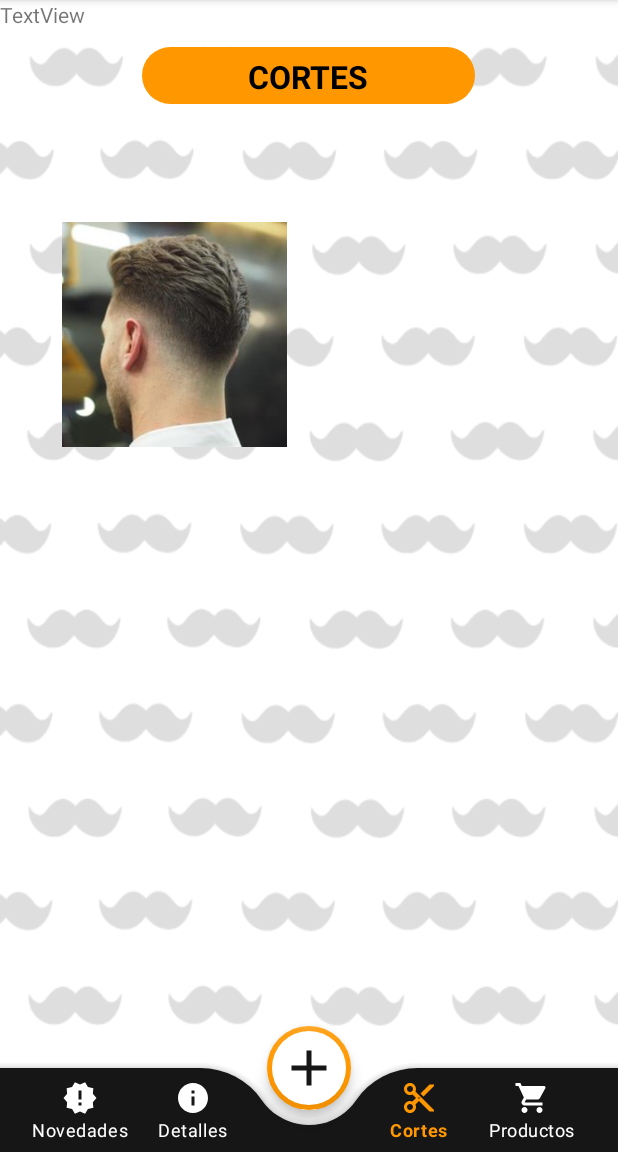
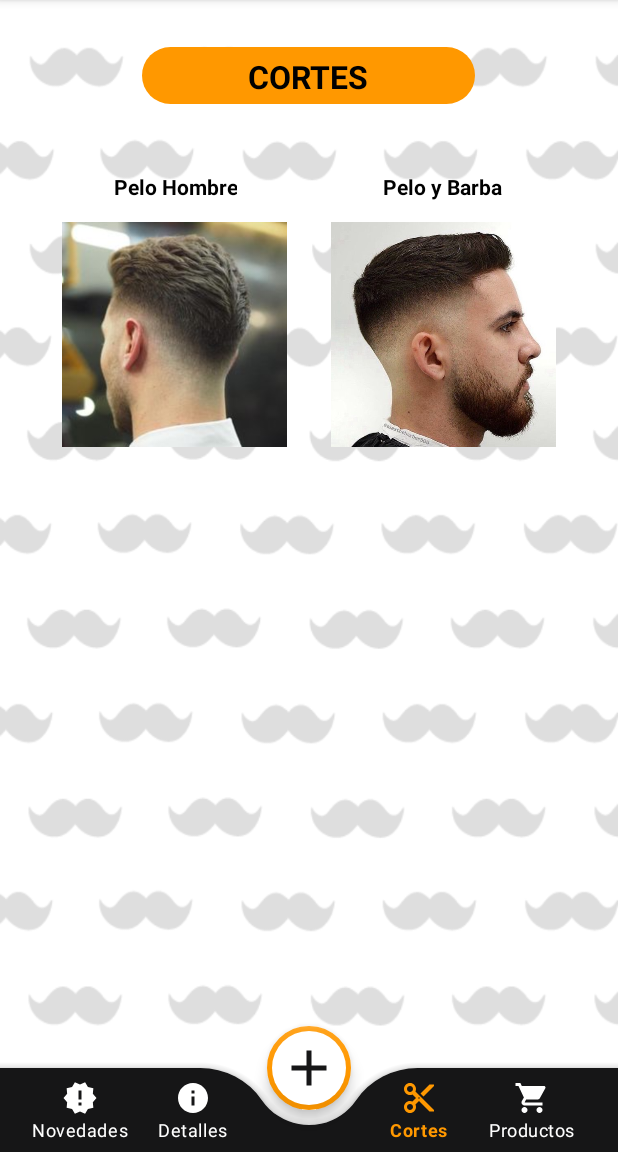
Before and after one commit to Dimitrihd64/HaircutBarber, an Android app: the screen it shows after launch (MainActivity), item 4 of the bottom bar chosen, on a phone screen of 412 x 824 dp, the part 84-1236 px from its top. Run offline under Robolectric (Android 15) with nearby library versions, the phone set to English and light mode, and no system bars; our stand-ins replace Firebase (no records; nobody signed in at launch, a user with empty details on screens opened directly).

Commit message:
pelobarba

```diff
--- a/app/src/main/res/layout/fragment_cortes.xml
+++ b/app/src/main/res/layout/fragment_cortes.xml
@@ -30,9 +30,16 @@
         android:id="@+id/textView8"
         android:layout_width="wrap_content"
         android:layout_height="wrap_content"
-        android:text="TextView"
-        tools:layout_editor_absoluteX="87dp"
-        tools:layout_editor_absoluteY="110dp" />
+        android:text="Pelo Hombre"
+        android:textAlignment="center"
+        android:textColor="#000000"
+        android:textStyle="bold"
+        app:layout_constraintBottom_toBottomOf="parent"
+        app:layout_constraintEnd_toEndOf="parent"
+        app:layout_constraintHorizontal_bias="0.228"
+        app:layout_constraintStart_toStartOf="parent"
+        app:layout_constraintTop_toTopOf="parent"
+        app:layout_constraintVertical_bias="0.153" />
 
     <ImageView
         android:id="@+id/imageView2"
@@ -45,4 +52,30 @@
         app:layout_constraintStart_toStartOf="parent"
         app:layout_constraintTop_toTopOf="parent"
         app:layout_constraintVertical_bias="0.24" />
+
+    <TextView
+        android:id="@+id/textView10"
+        android:layout_width="wrap_content"
+        android:layout_height="wrap_content"
+        android:text="Pelo y Barba"
+        android:textColor="#000000"
+        android:textStyle="bold"
+        app:layout_constraintBottom_toBottomOf="parent"
+        app:layout_constraintEnd_toEndOf="parent"
+        app:layout_constraintHorizontal_bias="0.767"
+        app:layout_constraintStart_toStartOf="parent"
+        app:layout_constraintTop_toTopOf="parent"
+        app:layout_constraintVertical_bias="0.153" />
+
+    <ImageView
+        android:id="@+id/imageView4"
+        android:layout_width="150dp"
+        android:layout_height="150dp"
+        android:src="@drawable/pelobarba"
+        app:layout_constraintBottom_toBottomOf="parent"
+        app:layout_constraintEnd_toEndOf="parent"
+        app:layout_constraintHorizontal_bias="0.842"
+        app:layout_constraintStart_toStartOf="parent"
+        app:layout_constraintTop_toTopOf="parent"
+        app:layout_constraintVertical_bias="0.239" />
 </androidx.constraintlayout.widget.ConstraintLayout>
```
Also changed, not shown: app/src/main/res/drawable/pelobarba.jpg (added).
